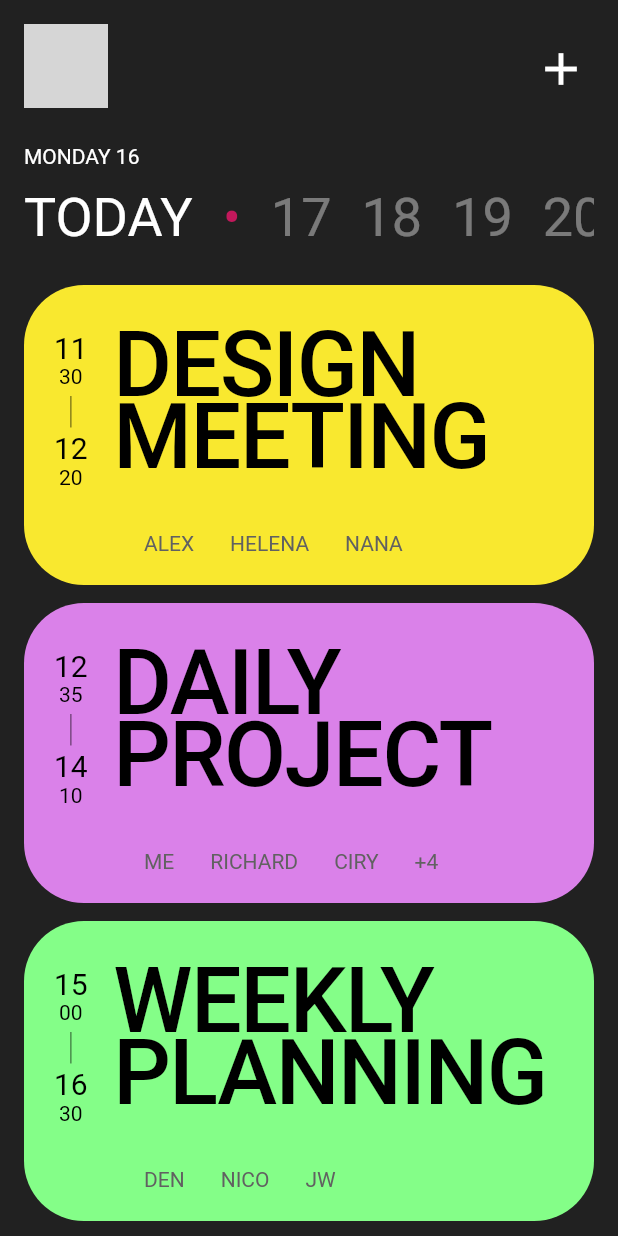
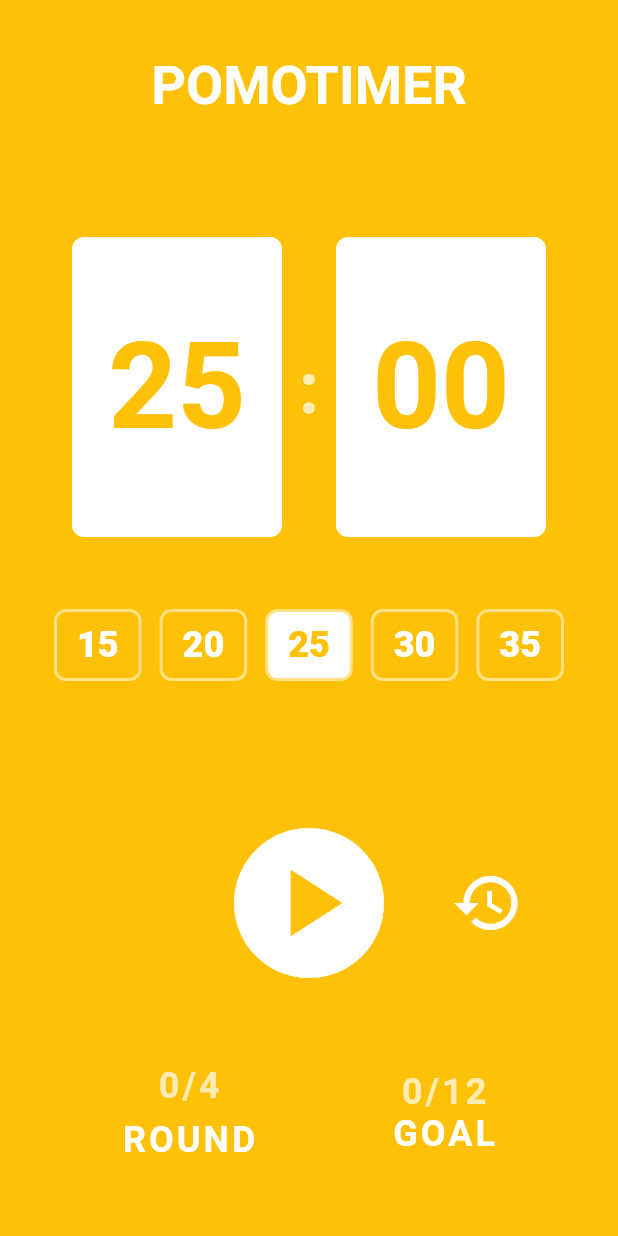
Before and after one commit to Jinwook-Song/flutter_challenge, a Flutter app: the screen it shows after launch, on a phone screen of 412 x 824 dp. Run offline on Flutter 3.47's test engine with Material 2 defaults, Android fonts, the phone set to English and light mode, and no system bars; grey boxes are pictures that could not be loaded.

```diff
--- a/lib/main.dart
+++ b/lib/main.dart
@@ -1,3 +1,5 @@
+import 'dart:async';
+
 import 'package:flutter/material.dart';
 
 void main() {
@@ -13,216 +15,309 @@ class MyApp extends StatelessWidget {
       title: 'Flutter Demo',
       theme: ThemeData(
         brightness: Brightness.dark,
-        appBarTheme: AppBarTheme(
-          color: Colors.grey.shade900,
+        appBarTheme: const AppBarTheme(
+          color: Colors.amber,
           elevation: 0,
         ),
-        scaffoldBackgroundColor: Colors.grey.shade900,
+        scaffoldBackgroundColor: Colors.amber,
       ),
       home: const MyWidget(),
     );
   }
 }
 
-class MyWidget extends StatelessWidget {
+class MyWidget extends StatefulWidget {
   const MyWidget({super.key});
 
-  static const _days = [
-    'TODAY',
-    '•',
-    '17',
-    '18',
-    '19',
-    '20',
-    '21',
-    '22',
-    '23',
-    '24',
-    '25',
-    '26',
-    '27',
-    '28',
-    '29',
-    '30',
-  ];
+  static const timesetList = [15, 20, 25, 30, 35];
+
+  @override
+  State<MyWidget> createState() => _MyWidgetState();
+}
+
+class _MyWidgetState extends State<MyWidget> {
+  int _selectedTimeset = 25;
+  int _totalSec = 25 * 60;
+  int _finishedRound = 0;
+  int _finishedGoal = 0;
+  bool _isRunning = false;
+  bool _isBreaking = false;
+  int _totalBreakSec = 5 * 60;
+
+  late Timer _timer;
+  late Timer _breakTimer;
+
+  void _handleStart() {
+    _timer = Timer.periodic(
+      const Duration(milliseconds: 10),
+      _handleTick,
+    );
+    _isRunning = true;
+    setState(() {});
+  }
+
+  void _handlePause() {
+    _timer.cancel();
+    _isRunning = false;
+    setState(() {});
+  }
+
+  void _resetTimer() {
+    _totalSec = _selectedTimeset * 60;
+    setState(() {});
+  }
+
+  void _handleTimeSet(int timeset) {
+    if (_isRunning) return;
+    _selectedTimeset = timeset;
+    _totalSec = timeset * 60;
+    setState(() {});
+  }
+
+  void _handleTick(Timer timer) {
+    if (_totalSec == 0) {
+      _isRunning = false;
+      _totalSec = _selectedTimeset * 60;
+      if (_finishedRound == 4) {
+        _finishedRound = 0;
+        _finishedGoal++;
+      } else {
+        _finishedRound++;
+      }
+      _startBreakTime();
+      timer.cancel();
+    } else {
+      _totalSec--;
+    }
+    setState(() {});
+  }
+
+  void _startBreakTime() {
+    _isBreaking = true;
+    _breakTimer = Timer.periodic(
+      const Duration(milliseconds: 10),
+      _handleBreakTick,
+    );
+  }
+
+  void _handleBreakTick(Timer timer) {
+    if (_totalBreakSec == 0) {
+      _isBreaking = false;
+      _totalBreakSec = 5 * 60;
+      _breakTimer.cancel();
+    } else {
+      _totalBreakSec--;
+    }
+    setState(() {});
+  }
+
+  String getRemainedMinutes(int seconds) {
+    var duration = Duration(seconds: seconds);
+    return duration.toString().split('.').first.substring(2, 4);
+  }
+
+  String getRemainedSeconds(int seconds) {
+    var duration = Duration(seconds: seconds);
+    return duration.toString().split('.').first.substring(5);
+  }
 
   @override
   Widget build(BuildContext context) {
     return Scaffold(
-      body: SingleChildScrollView(
-        child: SafeArea(
+      body: SafeArea(
         child: Padding(
-            padding: const EdgeInsets.all(16.0),
+          padding: const EdgeInsets.all(36.0),
           child: Column(
-              crossAxisAlignment: CrossAxisAlignment.start,
             children: [
-                ListTile(
-                  contentPadding: EdgeInsets.zero,
-                  leading: const CircleAvatar(
-                    radius: 28,
-                    foregroundImage: NetworkImage(
-                      'https://avatars.githubusercontent.com/u/78011042?v=4',
+              Text(
+                _isBreaking ? 'Take a break~' : 'POMOTIMER',
+                style: const TextStyle(
+                  fontSize: 36,
+                  fontWeight: FontWeight.w600,
                 ),
               ),
-                  trailing: IconButton(
-                    onPressed: () {},
-                    icon: const Icon(
-                      Icons.add,
-                      size: 36,
+              const SizedBox(height: 80),
+              Padding(
+                padding: const EdgeInsets.symmetric(horizontal: 12),
+                child: Row(
+                  children: [
+                    Expanded(
+                      child: Container(
+                        height: 200,
+                        decoration: BoxDecoration(
+                            color: Colors.white,
+                            borderRadius: BorderRadius.circular(8)),
+                        child: Center(
+                          child: Text(
+                            getRemainedMinutes(
+                              _isBreaking ? _totalBreakSec : _totalSec,
+                            ),
+                            style: const TextStyle(
+                              color: Colors.amber,
+                              fontSize: 80,
+                              fontWeight: FontWeight.bold,
                             ),
                           ),
                         ),
-                const SizedBox(height: 24),
-                const Text('MONDAY 16'),
-                const SizedBox(height: 12),
-                SizedBox(
-                  width: MediaQuery.of(context).size.width,
-                  height: 36,
-                  child: ListView.separated(
-                    itemCount: _days.length,
-                    scrollDirection: Axis.horizontal,
-                    itemBuilder: (context, index) {
-                      return Text(
-                        _days[index],
-                        style: TextStyle(
-                          fontSize: 36,
-                          color: index == 0
-                              ? Colors.white
-                              : index == 1
-                                  ? Colors.pink.shade700
-                                  : Colors.white.withOpacity(0.4),
-                        ),
-                      );
-                    },
-                    separatorBuilder: (context, index) {
-                      return const SizedBox(width: 20);
-                    },
                       ),
                     ),
-                const SizedBox(height: 30),
+                    SizedBox(
+                      width: 36,
+                      child: Center(
+                        child: Opacity(
+                          opacity: 0.8,
+                          child: Text(
+                            ':',
+                            style: TextStyle(
+                                fontSize: 48,
+                                fontWeight: FontWeight.bold,
+                                color: Colors.amber.shade50),
+                          ),
+                        ),
+                      ),
+                    ),
+                    Expanded(
+                      child: Container(
+                        height: 200,
+                        decoration: BoxDecoration(
+                            color: Colors.white,
+                            borderRadius: BorderRadius.circular(8)),
+                        child: Center(
+                          child: Text(
+                            getRemainedSeconds(
+                              _isBreaking ? _totalBreakSec : _totalSec,
+                            ),
+                            style: const TextStyle(
+                              color: Colors.amber,
+                              fontSize: 80,
+                              fontWeight: FontWeight.bold,
+                            ),
+                          ),
+                        ),
+                      ),
+                    ),
+                  ],
+                ),
+              ),
+              const SizedBox(height: 48),
+              Row(
+                mainAxisAlignment: MainAxisAlignment.spaceBetween,
+                children: [
+                  for (var timeset in MyWidget.timesetList) ...[
+                    Expanded(
+                      child: Opacity(
+                        opacity: _isRunning ? 0.3 : 1,
+                        child: GestureDetector(
+                          onTap: () => _handleTimeSet(timeset),
+                          child: Container(
+                            height: 48,
+                            decoration: BoxDecoration(
+                                border: Border.all(
+                                  color: Colors.amber.shade200,
+                                  width: 2,
+                                ),
+                                color: timeset == _selectedTimeset
+                                    ? Colors.white
+                                    : Colors.transparent,
+                                borderRadius: BorderRadius.circular(8)),
+                            child: Center(
+                              child: Text(
+                                '$timeset',
+                                style: TextStyle(
+                                  color: timeset == _selectedTimeset
+                                      ? Colors.amber
+                                      : Colors.white,
+                                  fontSize: 24,
+                                  fontWeight: FontWeight.w800,
+                                ),
+                              ),
+                            ),
+                          ),
+                        ),
+                      ),
+                    ),
+                    if (timeset != MyWidget.timesetList.last)
+                      const SizedBox(
+                        width: 12,
+                      )
+                  ]
+                ],
+              ),
+              const SizedBox(height: 80),
+              _isBreaking
+                  ? IconButton(
+                      onPressed: () {},
+                      iconSize: 120,
+                      icon: const Icon(
+                        Icons.airline_seat_recline_extra,
+                      ),
+                    )
+                  : Row(
+                      children: [
+                        const Spacer(),
+                        IconButton(
+                          iconSize: 120,
+                          onPressed: _isRunning
+                              ? () => _handlePause()
+                              : () => _handleStart(),
+                          icon: Icon(
+                            _isRunning ? Icons.pause_circle : Icons.play_circle,
+                          ),
+                        ),
+                        _isRunning
+                            ? const Spacer()
+                            : Expanded(
+                                child: IconButton(
+                                  iconSize: 48,
+                                  onPressed: _resetTimer,
+                                  icon: const Icon(Icons.restore),
+                                ),
+                              ),
+                      ],
+                    ),
+              const SizedBox(height: 40),
+              DefaultTextStyle(
+                style: const TextStyle(
+                  color: Colors.white,
+                  fontSize: 24,
+                  fontWeight: FontWeight.bold,
+                  letterSpacing: 2,
+                ),
+                child: Row(
+                  mainAxisAlignment: MainAxisAlignment.spaceAround,
+                  children: [
                     Column(
-                  children: const [
-                    Card(
-                      date: ['11', '30', '12', '20'],
-                      title: 'DESIGN\nMEETING',
-                      people: ['ALEX', 'HELENA', 'NANA'],
-                      color: Color.fromARGB(255, 249, 232, 47),
+                      children: [
+                        Text(
+                          '$_finishedRound/4',
+                          style: TextStyle(
+                            color: Colors.amber.shade100,
                           ),
-                    SizedBox(height: 12),
-                    Card(
-                      date: ['12', '35', '14', '10'],
-                      title: 'DAILY\nPROJECT',
-                      people: ['ME', 'RICHARD', 'CIRY', '+4'],
-                      color: Color.fromARGB(255, 218, 129, 233),
                         ),
-                    SizedBox(height: 12),
-                    Card(
-                      date: ['15', '00', '16', '30'],
-                      title: 'WEEKLY\nPLANNING',
-                      people: ['DEN', 'NICO', 'JW'],
-                      color: Color.fromARGB(255, 132, 254, 136),
+                        const SizedBox(height: 8),
+                        const Text(
+                          'ROUND',
                         ),
-                    SizedBox(height: 12),
                       ],
+                    ),
+                    Column(
+                      children: [
+                        Text(
+                          '$_finishedGoal/12',
+                          style: TextStyle(
+                            color: Colors.amber.shade100,
+                          ),
+                        ),
+                        const Text('GOAL'),
+                      ],
+                    ),
+                  ],
+                ),
               )
             ],
-            ),
           ),
         ),
       ),
     );
   }
 }
-
-class Card extends StatelessWidget {
-  final List<String> date;
-  final String title;
-  final List<String> people;
-  final Color color;
-
-  const Card({
-    Key? key,
-    required this.date,
-    required this.title,
-    required this.people,
-    required this.color,
-  }) : super(key: key);
-
-  @override
-  Widget build(BuildContext context) {
-    return DefaultTextStyle(
-      style: const TextStyle(color: Colors.black),
-      child: Container(
-        height: 200,
-        decoration: BoxDecoration(
-          color: color,
-          borderRadius: BorderRadius.circular(40),
-        ),
-        child: Stack(
-          children: [
-            Positioned(
-              left: 20,
-              top: 30,
-              child: Column(
-                children: [
-                  Text(
-                    date[0],
-                    style: const TextStyle(
-                      fontSize: 20,
-                    ),
-                  ),
-                  Text(
-                    date[1],
-                  ),
-                  const Text(
-                    '|',
-                    style: TextStyle(
-                      fontSize: 24,
-                      fontWeight: FontWeight.w100,
-                    ),
-                  ),
-                  Text(
-                    date[2],
-                    style: const TextStyle(
-                      fontSize: 20,
-                    ),
-                  ),
-                  Text(
-                    date[3],
-                  ),
-                ],
-              ),
-            ),
-            Positioned.fill(
-              left: 60,
-              top: 36,
-              child: Text(
-                title,
-                style: const TextStyle(
-                  fontSize: 60,
-                  letterSpacing: -1,
-                  height: 0.8,
-                  fontWeight: FontWeight.w500,
-                ),
-              ),
-            ),
-            DefaultTextStyle(
-              style: TextStyle(color: Colors.grey.shade700),
-              child: Positioned(
-                  left: 80,
-                  bottom: 20,
-                  child: Row(
-                    children: [
-                      for (var person in people) ...[
-                        Text(person),
-                        const SizedBox(width: 24)
-                      ]
-                    ],
-                  )),
-            )
-          ],
-        ),
-      ),
-    );
-  }
-}
```
Also changed, not shown: 1 other file. Lines whose indentation alone changed are shown as unchanged.
